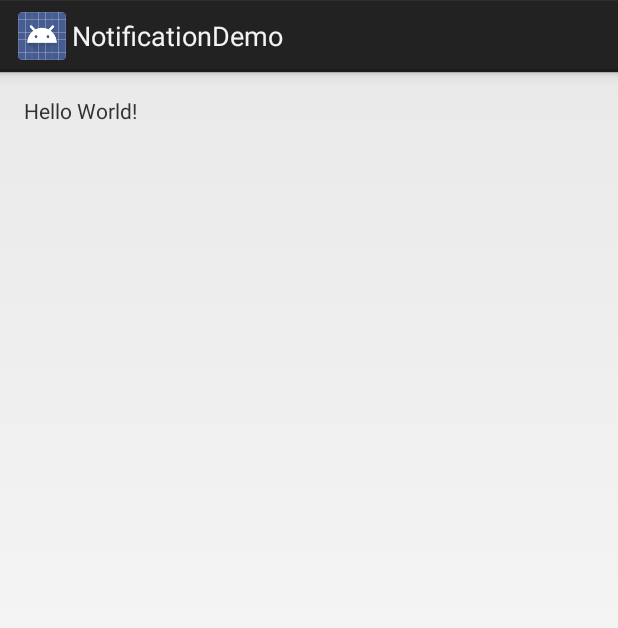
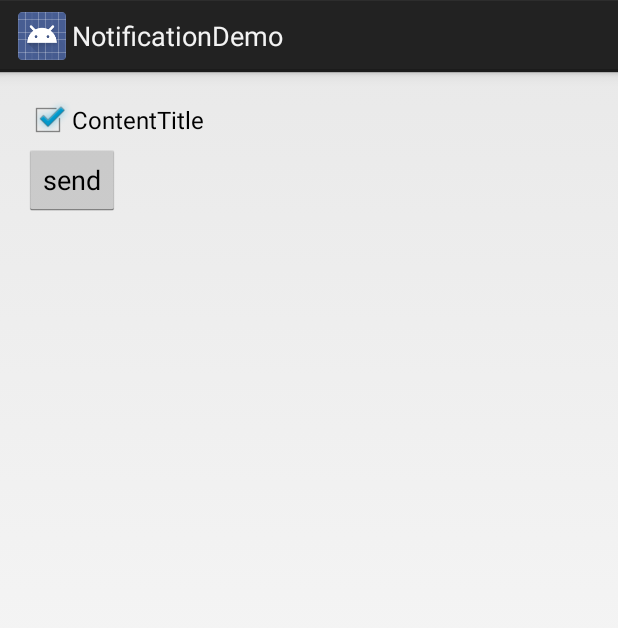
Before and after one commit to gushuwang/AndroidNotificationDemo, an Android app: the screen it shows after launch (MainActivity), on a phone screen of 412 x 824 dp. Shown: the top 628 px of the screen. Run offline under Robolectric (Android 15) with nearby library versions, the phone set to English and light mode, and no system bars.

Commit message:
add send notification method
Signed-off-by: gu <gushuwang@gudeMacBook-Pro.local>

```diff
--- a/NotificationDemo/app/build.gradle
+++ b/NotificationDemo/app/build.gradle
@@ -5,7 +5,7 @@ android {
     buildToolsVersion "25.0.0"
     defaultConfig {
         applicationId "com.gusw.notificationdemo"
-        minSdkVersion 15
+        minSdkVersion 16
         targetSdkVersion 25
         versionCode 1
         versionName "1.0"
--- /dev/null
+++ b/NotificationDemo/app/src/main/java/com/gusw/notificationdemo/CheckBoxListener.java
@@ -0,0 +1,10 @@
+package com.gusw.notificationdemo;
+
+import android.app.Notification;
+
+/**
+ * Created by gushuwang on 2017/1/5.
+ */
+interface CheckBoxListener {
+    void run(Notification.Builder builder);
+}
--- a/NotificationDemo/app/src/main/java/com/gusw/notificationdemo/MainActivity.java
+++ b/NotificationDemo/app/src/main/java/com/gusw/notificationdemo/MainActivity.java
@@ -1,13 +1,79 @@
 package com.gusw.notificationdemo;
 
 import android.app.Activity;
+import android.app.Notification;
+import android.app.NotificationManager;
+import android.content.Context;
 import android.os.Bundle;
+import android.view.LayoutInflater;
+import android.view.View;
+import android.view.ViewGroup;
+import android.widget.Button;
+import android.widget.CheckBox;
+
+import java.util.ArrayList;
+import java.util.List;
 
 public class MainActivity extends Activity {
+
+    private ViewGroup mButtonContainer;
+
+    private NotificationManager mNm;
+    private int mId = 1;
+
+    private List<CheckBox> mProperties = new ArrayList<>();
 
     @Override
     protected void onCreate(Bundle savedInstanceState) {
         super.onCreate(savedInstanceState);
         setContentView(R.layout.activity_main);
+
+        mButtonContainer = (ViewGroup) findViewById(R.id.button_container);
+        mNm = (NotificationManager) getSystemService(Context.NOTIFICATION_SERVICE);
+
+        addProperty("ContentTitle", true, new CheckBoxListener() {
+            @Override
+            public void run(Notification.Builder builder) {
+                builder.setContentTitle("ContentTitle");
+            }
+        });
+        addButton("send");
+    }
+
+    private void addButton(CharSequence text) {
+        Button btn = (Button) LayoutInflater.from(this)
+                .inflate(R.layout.button, mButtonContainer, false);
+        btn.setText(text);
+        btn.setOnClickListener(new View.OnClickListener() {
+            @Override
+            public void onClick(View view) {
+                Notification.Builder builder = new Notification.Builder(MainActivity.this);
+                builder.setSmallIcon(R.mipmap.ic_launcher);
+                for (CheckBox checkBox : mProperties) {
+                    if (checkBox.isChecked()) {
+                        Object tag = checkBox.getTag();
+                        if (tag != null && tag instanceof CheckBoxListener) {
+                            ((CheckBoxListener) tag).run(builder);
+                        }
+                    }
+                }
+                mNm.notify(nextId(), builder.build());
+            }
+        });
+        mButtonContainer.addView(btn);
+    }
+
+    private void addProperty(CharSequence text, boolean checked, CheckBoxListener listener) {
+        CheckBox checkbox = (CheckBox) LayoutInflater.from(this)
+                .inflate(R.layout.checkbox, mButtonContainer, false);
+        checkbox.setText(text);
+        checkbox.setChecked(checked);
+        checkbox.setTag(listener);
+        mProperties.add(checkbox);
+        mButtonContainer.addView(checkbox);
+    }
+
+    private int nextId() {
+        return ++mId;
     }
 }
--- a/NotificationDemo/app/src/main/res/layout/activity_main.xml
+++ b/NotificationDemo/app/src/main/res/layout/activity_main.xml
@@ -1,5 +1,5 @@
 <?xml version="1.0" encoding="utf-8"?>
-<RelativeLayout xmlns:android="http://schemas.android.com/apk/res/android"
+<ScrollView xmlns:android="http://schemas.android.com/apk/res/android"
     xmlns:tools="http://schemas.android.com/tools"
     android:id="@+id/activity_main"
     android:layout_width="match_parent"
@@ -10,8 +10,11 @@
     android:paddingTop="@dimen/activity_vertical_margin"
     tools:context="com.gusw.notificationdemo.MainActivity">
 
-    <TextView
-        android:layout_width="wrap_content"
-        android:layout_height="wrap_content"
-        android:text="Hello World!" />
-</RelativeLayout>
+    <LinearLayout
+        android:id="@+id/button_container"
+        android:layout_width="match_parent"
+        android:layout_height="match_parent"
+        android:orientation="vertical">
+
+    </LinearLayout>
+</ScrollView>
--- /dev/null
+++ b/NotificationDemo/app/src/main/res/layout/button.xml
@@ -0,0 +1,5 @@
+<?xml version="1.0" encoding="utf-8"?>
+<Button xmlns:android="http://schemas.android.com/apk/res/android"
+    android:layout_width="wrap_content"
+    android:layout_height="wrap_content">
+</Button>
--- /dev/null
+++ b/NotificationDemo/app/src/main/res/layout/checkbox.xml
@@ -0,0 +1,5 @@
+<?xml version="1.0" encoding="utf-8"?>
+<CheckBox xmlns:android="http://schemas.android.com/apk/res/android"
+    android:layout_width="wrap_content"
+    android:layout_height="wrap_content">
+</CheckBox>
```
